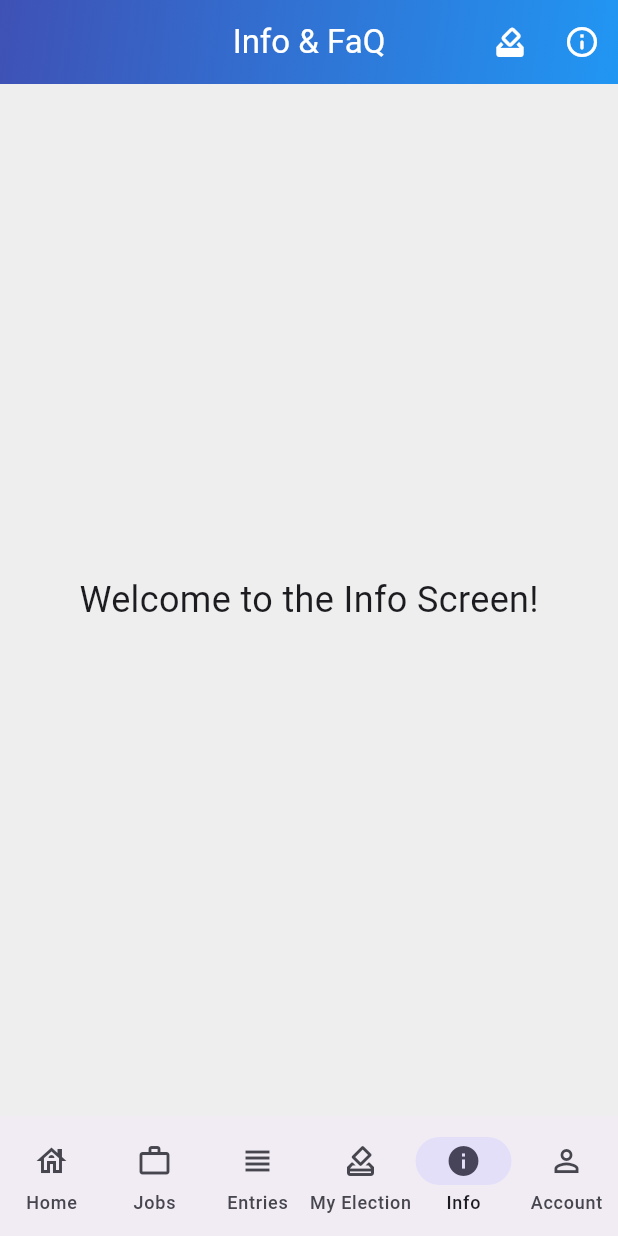
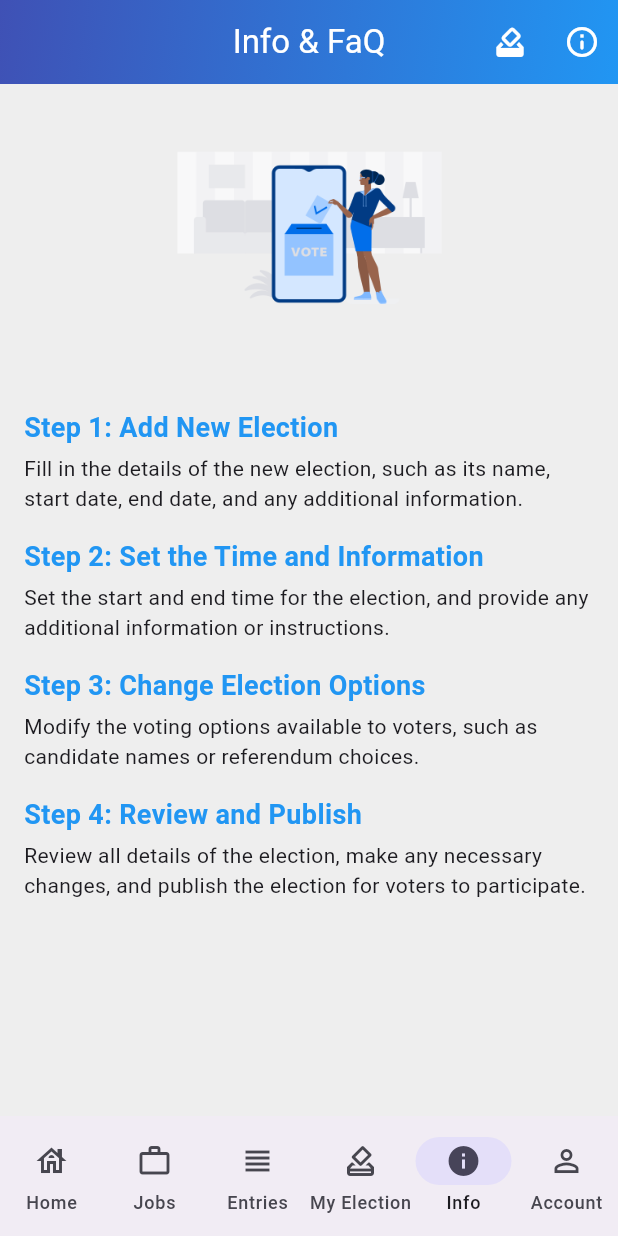
Before and after one commit to HuyenTrang0506/firstapp, a Flutter app: the InfoScreen screen opened by its route, on a phone screen of 412 x 824 dp. Run offline on Flutter 3.47's test engine with Material 3 defaults, Android fonts, the phone set to English and light mode, and no system bars; our stand-ins replace cloud_firestore, equatable, firebase_auth, firebase_core, firebase_storage, firebase_ui_firestore and 6 more; missing offline and left inert: firebase_ui_auth; accounts and stored records are empty; generated files the repository leaves out were written again.

Commit message:
fix assets display

```diff
--- a/lib/src/features/info/presentation/info_screen.dart
+++ b/lib/src/features/info/presentation/info_screen.dart
@@ -1,5 +1,6 @@
 import 'package:flutter/material.dart';
 import 'package:voting_app/src/constants/strings.dart';
+
 class InfoScreen extends StatelessWidget {
   @override
   Widget build(BuildContext context) {
@@ -20,7 +21,9 @@ class InfoScreen extends StatelessWidget {
           IconButton(
             color: Colors.white,
             icon: Icon(Icons.how_to_vote_rounded),
-            onPressed: () {},
+            onPressed: () {
+              // Add functionality for the IconButton
+            },
           ),
           Container(
             decoration: BoxDecoration(shape: BoxShape.circle),
@@ -28,6 +31,7 @@ class InfoScreen extends StatelessWidget {
               color: Colors.white,
               icon: Icon(Icons.info_outline_rounded),
               onPressed: () {
+                // Show an About dialog when IconButton is pressed
                 showAboutDialog(
                   context: context,
                   applicationVersion: '^1.0.0',
@@ -38,12 +42,81 @@ class InfoScreen extends StatelessWidget {
           ),
         ],
       ),
-      body: Center(
-        child: Text(
-          'Welcome to the Info Screen!',
-          style: TextStyle(fontSize: 24),
-        ),
+      body: Column(
+        crossAxisAlignment: CrossAxisAlignment.start,
+        children: [
+          Center(
+            // Center the image vertically
+            child: Image.asset(
+              'assets/voting.png',
+              width: 200, // Increase the width
+              height: 200, // Increase the height
+              semanticLabel: 'Voting box',
+            ),
+          ),
+          Padding(
+            padding: const EdgeInsets.all(16.0),
+            child: Column(
+              crossAxisAlignment: CrossAxisAlignment.start,
+              children: [
+                StepItem(
+                  stepNumber: 1,
+                  stepTitle: 'Step 1: Add New Election',
+                  stepDescription:
+                      'Fill in the details of the new election, such as its name, start date, end date, and any additional information.',
+                ),
+                StepItem(
+                  stepNumber: 2,
+                  stepTitle: 'Step 2: Set the Time and Information',
+                  stepDescription:
+                      'Set the start and end time for the election, and provide any additional information or instructions.',
+                ),
+                StepItem(
+                  stepNumber: 3,
+                  stepTitle: 'Step 3: Change Election Options',
+                  stepDescription:
+                      'Modify the voting options available to voters, such as candidate names or referendum choices.',
+                ),
+                StepItem(
+                  stepNumber: 4,
+                  stepTitle: 'Step 4: Review and Publish',
+                  stepDescription:
+                      'Review all details of the election, make any necessary changes, and publish the election for voters to participate.',
+                ),
+              ],
+            ),
+          ),
+        ],
       ),
     );
   }
 }
+
+class StepItem extends StatelessWidget {
+  final int stepNumber;
+  final String stepTitle;
+  final String stepDescription;
+
+  const StepItem({
+    required this.stepNumber,
+    required this.stepTitle,
+    required this.stepDescription,
+  });
+
+  @override
+  Widget build(BuildContext context) {
+    return Column(
+      crossAxisAlignment: CrossAxisAlignment.start,
+      children: [
+        Text(
+          stepTitle,
+          style: TextStyle(
+              fontSize: 18, fontWeight: FontWeight.bold, color: Colors.blue),
+        ),
+        SizedBox(height: 4),
+        Text(stepDescription),
+        SizedBox(height: 16),
+      ],
+    );
+  }
+}
--- a/lib/src/features/jobs/presentation/jobs_screen/jobs_screen.dart
+++ b/lib/src/features/jobs/presentation/jobs_screen/jobs_screen.dart
@@ -35,7 +35,7 @@ class JobsScreen extends StatelessWidget {
           ),
         ),
         elevation: 0.0,
-        title: const Text(Strings.createElection),
+        title: const Text(Strings.elections),
         actions: [
           IconButton(
             color: Colors.white,
--- a/lib/src/routing/app_router.dart
+++ b/lib/src/routing/app_router.dart
@@ -27,7 +27,8 @@ final _rootNavigatorKey = GlobalKey<NavigatorState>();
 final _homeNavigatorKey = GlobalKey<NavigatorState>(debugLabel: 'home');
 final _jobsNavigatorKey = GlobalKey<NavigatorState>(debugLabel: 'jobs');
 final _entriesNavigatorKey = GlobalKey<NavigatorState>(debugLabel: 'entries');
-final _electionsNavigatorKey = GlobalKey<NavigatorState>(debugLabel: 'elections');
+final _electionsNavigatorKey =
+    GlobalKey<NavigatorState>(debugLabel: 'elections');
 final _infoNavigatorKey = GlobalKey<NavigatorState>(debugLabel: 'info');
 final _accountNavigatorKey = GlobalKey<NavigatorState>(debugLabel: 'account');
 // final _mngVotesNavigatorKey = GlobalKey<NavigatorState>(debugLabel: 'Manage Votes');
@@ -130,13 +131,13 @@ GoRouter goRouter(GoRouterRef ref) {
           child: ScaffoldWithNestedNavigation(navigationShell: navigationShell),
         ),
         branches: [
-           StatefulShellBranch(
+          StatefulShellBranch(
             navigatorKey: _homeNavigatorKey,
             routes: [
               GoRoute(
                 path: '/home',
                 name: AppRoute.home.name,
-                pageBuilder: (context, state) =>  NoTransitionPage(
+                pageBuilder: (context, state) => NoTransitionPage(
                   child: ElectChainScreen(),
                 ),
               ),
@@ -237,10 +238,10 @@ GoRouter goRouter(GoRouterRef ref) {
             navigatorKey: _electionsNavigatorKey,
             routes: [
               GoRoute(
-                path: '/myElection',
+                path: '/elections',
                 name: AppRoute.elections.name,
-                pageBuilder: (context, state) =>  const NoTransitionPage(
-                  child: EntriesScreen(),
+                pageBuilder: (context, state) => const NoTransitionPage(
+                  child: JobsScreen(),
                 ),
               ),
             ],
@@ -251,7 +252,7 @@ GoRouter goRouter(GoRouterRef ref) {
               GoRoute(
                 path: '/info',
                 name: AppRoute.info.name,
-                pageBuilder: (context, state) =>   NoTransitionPage(
+                pageBuilder: (context, state) => NoTransitionPage(
                   child: InfoScreen(),
                 ),
               ),
```
Also changed, not shown: lib/src/features/authentication/presentation/custom_sign_in_screen.dart (+35 -1 lines), pubspec.yaml (+12 -10 lines), assets/voting.png (added).
